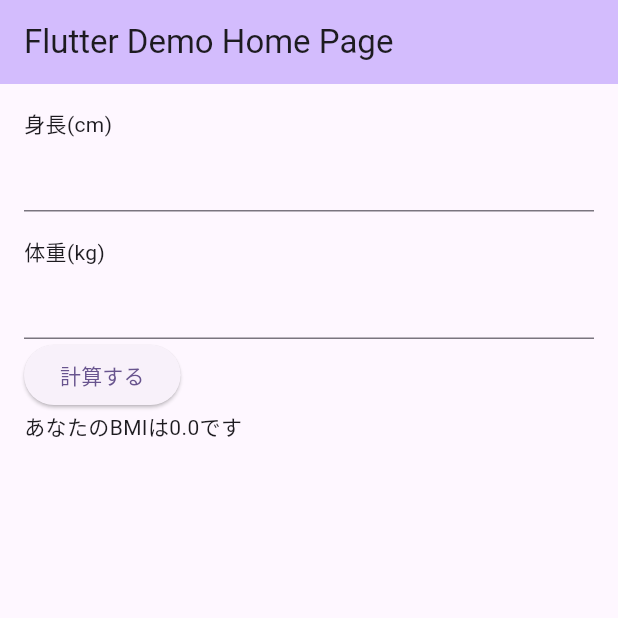
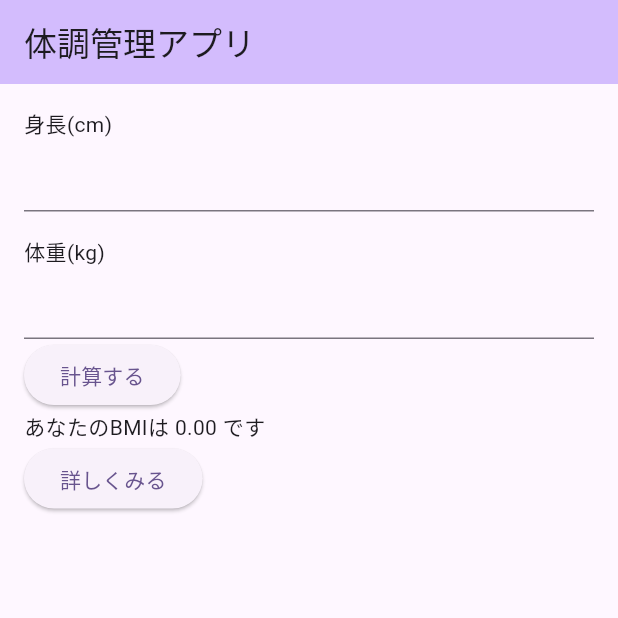
Before and after one commit to kobarmn/studyfirstudemy, a Flutter app: the MyHomePage screen opened directly, after a tap on "計算する", on a phone screen of 412 x 824 dp, the top half of it. Run offline on Flutter 3.47's test engine with Material 3 defaults, Android fonts, the phone set to English and light mode, and no system bars.

Commit message:
画面遷移を実装

```diff
--- a/lib/main.dart
+++ b/lib/main.dart
@@ -7,15 +7,15 @@ void main() {
 class MyApp extends StatelessWidget {
   const MyApp({super.key});
 
-  // This widget is the root of your application.
   @override
   Widget build(BuildContext context) {
     return MaterialApp(
       title: 'Flutter Demo',
       theme: ThemeData(
         colorScheme: ColorScheme.fromSeed(seedColor: Colors.deepPurple),
+        // useMaterial3: true, // Material 3 を使う場合は有効に
       ),
-      home: const MyHomePage(title: 'Flutter Demo Home Page'),
+      home: const MyHomePage(title: '体調管理アプリ'),
     );
   }
 }
@@ -30,6 +30,34 @@ class MyHomePage extends StatefulWidget {
 }
 
 class _MyHomePageState extends State<MyHomePage> {
+
+  // _pushPage メソッド内で context を使用するのは、State オブジェクトのプロパティとして正しいため、
+  // "Undefined context" エラーはビルド環境の問題である可能性が高いです。
+  // コード自体はこのままで問題ありません。
+  void _pushPage() {
+    Navigator.push(
+      context, // State オブジェクトの context プロパティを使用
+      MaterialPageRoute(
+        builder: (context) {
+          return NextPage();
+        },
+      ),
+    );
+  }
+
+  // _modalPage は定義されていますが使用されていません。必要なければ削除しても構いません。
+  void _modalPage() {
+    Navigator.push(
+      context, // State オブジェクトの context プロパティを使用
+      MaterialPageRoute(
+        builder: (context) {
+          return NextPage();
+        },
+        fullscreenDialog: true,
+      ),
+    );
+  }
+
   //変数定義
   double _height = 0.0;
   double _weight = 0.0;
@@ -40,7 +68,6 @@ class _MyHomePageState extends State<MyHomePage> {
     return Scaffold(
       appBar: AppBar(
         backgroundColor: Theme.of(context).colorScheme.inversePrimary,
-
         title: Text(widget.title),
       ),
       body: Padding(
@@ -48,45 +75,82 @@ class _MyHomePageState extends State<MyHomePage> {
         child: Column(
           crossAxisAlignment: CrossAxisAlignment.start,
           children: [
-            Text('身長(cm)'),
+            const Text('身長(cm)'), // const を追加
             TextField(
+              keyboardType: TextInputType.number, // 数字キーボードを表示
               onChanged: (value) {
+                // 入力が数字に変換できない場合は 0 とし、メートルに変換
                 _height = (double.tryParse(value) ?? 0) / 100;
               },
             ),
-            SizedBox(height: 16),
-            Text('体重(kg)'),
+            const SizedBox(height: 16), // const を追加
+            const Text('体重(kg)'), // const を追加
             TextField(
+              keyboardType: TextInputType.number, // 数字キーボードを表示
               onChanged: (value) {
+                // 入力が数字に変換できない場合は 0 とし、そのまま kg
                 _weight = (double.tryParse(value) ?? 0);
               },
             ),
             ElevatedButton(
               onPressed: () {
-                if (_height <= 0) {
+                // 身長または体重が 0 以下なら BMI を 0 にする
+                if (_height <= 0 || _weight <= 0) { // 条件を少し整理
                   setState(() {
                     _bmi = 0;
                   });
-                  return;
+                  // return; // BMI が 0 の場合も下のTextは更新されるため return は不要
+                } else {
+                  // 身長と体重が正の値なら BMI を計算
+                  setState(() {
+                    _bmi = _weight / (_height * _height);
+                  });
                 }
-
-                if (_weight <= 0) {
-                  setState(() {
-                    _bmi = 0;
-                  });
-                  return;
-                }
-
-                setState(() {
-                  _bmi = _weight / (_height * _height);
-                });
               },
-              child: Text('計算する'),
+              child: const Text('計算する'), // const を追加
             ),
-            Text('あなたのBMIは$_bmiです'),
+            Text('あなたのBMIは ${_bmi.toStringAsFixed(2)} です'), // 小数点以下2桁で表示
+            ElevatedButton(
+                onPressed: () {
+                  // NextPage へ遷移
+                  _pushPage();
+                },
+                child: const Text('詳しくみる') // const を追加
+            ),
           ],
         ),
       ),
     );
   }
 }
+
+class NextPage extends StatelessWidget {
+
+  @override
+  Widget build(BuildContext context) {
+    return Scaffold(
+      appBar: AppBar(
+        title: const Text('詳細情報'),
+      ),
+      body: Center(
+        child: Column(
+          mainAxisAlignment: MainAxisAlignment.center,
+          children: [
+            const Text(
+              '運動が必要ですね',
+              style: TextStyle(fontSize: 16),
+            ),
+            const SizedBox(height: 24),
+            ElevatedButton(
+                onPressed: () {
+                  // 前のページに戻る処理
+                  Navigator.pop(context);
+                },
+                child: const Text('戻る')
+            ),
+          ],
+        ),
+      ),
+    );
+  }
+}
```
